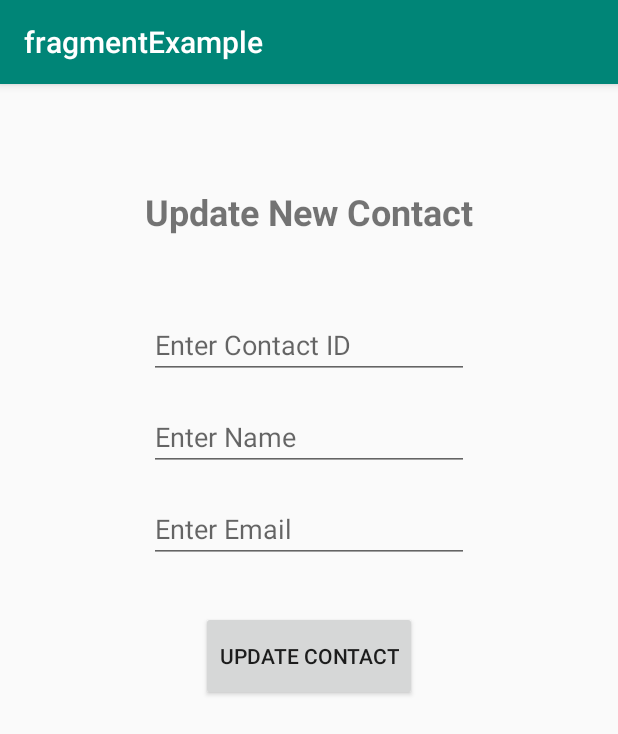
After one commit to tarun786/fragmentExample, an Android app: the fragment UpdateContactFragment placed in its activity, on a phone screen of 412 x 824 dp. The commit adds this screen. Shown: the top 734 px of the screen. Run offline under Robolectric (Android 15) with nearby library versions, the phone set to English and light mode, and no system bars.

Commit message:
added code for update contact info

```diff
--- a/app/src/main/java/com/example/sqlitepractice/HomeFragment.java
+++ b/app/src/main/java/com/example/sqlitepractice/HomeFragment.java
@@ -4,13 +4,12 @@ package com.example.sqlitepractice;
 import android.app.Activity;
 import android.content.Context;
 import android.os.Bundle;
-
-import androidx.fragment.app.Fragment;
-
 import android.view.LayoutInflater;
 import android.view.View;
 import android.view.ViewGroup;
 import android.widget.Button;
+
+import androidx.fragment.app.Fragment;
 
 import com.example.fragmentexample.R;
 
@@ -39,6 +38,9 @@ public class HomeFragment extends Fragment implements View.OnClickListener {
         btnSave.setOnClickListener(this);
         btnView = view.findViewById(R.id.btn_view_contact);
         btnView.setOnClickListener(this);
+
+        btnUpdate = view.findViewById(R.id.btn_update_contact);
+        btnUpdate.setOnClickListener(this);
         return view;
     }
 
@@ -51,6 +53,9 @@ public class HomeFragment extends Fragment implements View.OnClickListener {
                 break;
             case  R.id.btn_view_contact:
                 onDbOpListner.dbOpPerform(1);
+                break;
+            case R.id.btn_update_contact:
+                onDbOpListner.dbOpPerform(2);
                 break;
         }
     }
--- a/app/src/main/java/com/example/sqlitepractice/ReadContactsFragments.java
+++ b/app/src/main/java/com/example/sqlitepractice/ReadContactsFragments.java
@@ -4,13 +4,12 @@ package com.example.sqlitepractice;
 import android.database.Cursor;
 import android.database.sqlite.SQLiteDatabase;
 import android.os.Bundle;
-
-import androidx.fragment.app.Fragment;
-
 import android.view.LayoutInflater;
 import android.view.View;
 import android.view.ViewGroup;
 import android.widget.TextView;
+
+import androidx.fragment.app.Fragment;
 
 import com.example.fragmentexample.R;
 
@@ -52,4 +51,5 @@ public class ReadContactsFragments extends Fragment {
         Txt_display.setText(info);
         contactDBHelper.close();
     }
+
 }
--- /dev/null
+++ b/app/src/main/res/layout/fragment_update_contact.xml
@@ -0,0 +1,83 @@
+<androidx.constraintlayout.widget.ConstraintLayout xmlns:android="http://schemas.android.com/apk/res/android"
+    xmlns:app="http://schemas.android.com/apk/res-auto"
+    xmlns:tools="http://schemas.android.com/tools"
+    android:layout_width="match_parent"
+    android:layout_height="match_parent"
+    tools:context="com.example.sqlitepractice.UpdateContactFragment">
+
+    <TextView
+        android:id="@+id/textView2"
+        android:layout_width="wrap_content"
+        android:layout_height="wrap_content"
+        android:layout_marginStart="8dp"
+        android:layout_marginTop="24dp"
+        android:layout_marginEnd="8dp"
+        android:textAlignment="center"
+        android:text="@string/update_contact_label"
+        android:textSize="24sp"
+        android:textStyle="bold"
+        app:layout_constraintEnd_toEndOf="parent"
+        app:layout_constraintStart_toStartOf="parent"
+        app:layout_constraintTop_toTopOf="parent" />
+
+    <EditText
+        android:id="@+id/txt_update_id"
+        android:layout_width="wrap_content"
+        android:autofillHints="@string/update_id_label"
+        android:layout_height="wrap_content"
+        android:layout_marginStart="8dp"
+        android:layout_marginTop="50dp"
+        android:layout_marginEnd="8dp"
+        android:ems="10"
+        android:inputType="textPersonName|number"
+        android:hint="@string/update_id_label"
+        app:layout_constraintEnd_toEndOf="parent"
+        app:layout_constraintStart_toStartOf="parent"
+        app:layout_constraintTop_toBottomOf="@+id/textView2" />
+
+    <EditText
+        android:id="@+id/txt_update_name"
+        android:layout_width="wrap_content"
+        android:layout_height="wrap_content"
+        android:layout_marginStart="8dp"
+        android:layout_marginTop="16dp"
+        android:layout_marginEnd="8dp"
+        android:ems="10"
+        android:inputType="textPersonName"
+        android:autofillHints="@string/update_name_label"
+        android:hint="@string/update_name_label"
+        app:layout_constraintEnd_toEndOf="parent"
+        app:layout_constraintStart_toStartOf="parent"
+        app:layout_constraintTop_toBottomOf="@+id/txt_update_id" />
+
+    <EditText
+        android:id="@+id/txt_update_email"
+        android:layout_width="wrap_content"
+        android:layout_height="wrap_content"
+        android:layout_marginStart="8dp"
+        android:layout_marginTop="16dp"
+        android:layout_marginEnd="8dp"
+        android:ems="10"
+        android:inputType="textEmailAddress"
+        android:autofillHints="@string/update_email_label"
+        android:hint="@string/update_email_label"
+        app:layout_constraintEnd_toEndOf="parent"
+        app:layout_constraintStart_toStartOf="parent"
+        app:layout_constraintTop_toBottomOf="@+id/txt_update_name" />
+
+    <Button
+        android:id="@+id/update_contact"
+        android:layout_width="wrap_content"
+        android:layout_height="60dp"
+        android:layout_marginStart="8dp"
+        android:layout_marginLeft="8dp"
+        android:layout_marginTop="32dp"
+        android:layout_marginEnd="8dp"
+        android:layout_marginRight="8dp"
+        android:text="@string/update_btn"
+        app:layout_constraintEnd_toEndOf="parent"
+        app:layout_constraintStart_toStartOf="parent"
+        app:layout_constraintTop_toBottomOf="@+id/txt_update_email" />
+
+
+</androidx.constraintlayout.widget.ConstraintLayout>
--- a/app/src/main/res/values/strings.xml
+++ b/app/src/main/res/values/strings.xml
@@ -8,4 +8,9 @@
     <!-- TODO: Remove or change this placeholder text -->
     <string name="hello_blank_fragment">Hello blank fragment</string>
     <string name="hello_world">Hello World</string>
+    <string name="update_contact_label">Update New Contact</string>
+    <string name="update_id_label">Enter Contact ID</string>
+    <string name="update_name_label">Enter Name</string>
+    <string name="update_email_label">Enter Email</string>
+    <string name="update_btn">Update Contact</string>
 </resources>
```
Also changed, not shown: app/src/main/java/com/example/sqlitepractice/AddContactFrag.java (+3 -4 lines), app/src/main/java/com/example/sqlitepractice/ContactDBHelper.java (+12 -0 lines), app/src/main/java/com/example/sqlitepractice/SqliteExample.java (+6 -2 lines), app/src/main/java/com/example/sqlitepractice/UpdateContactFragment.java (added, +111 -0 lines).
